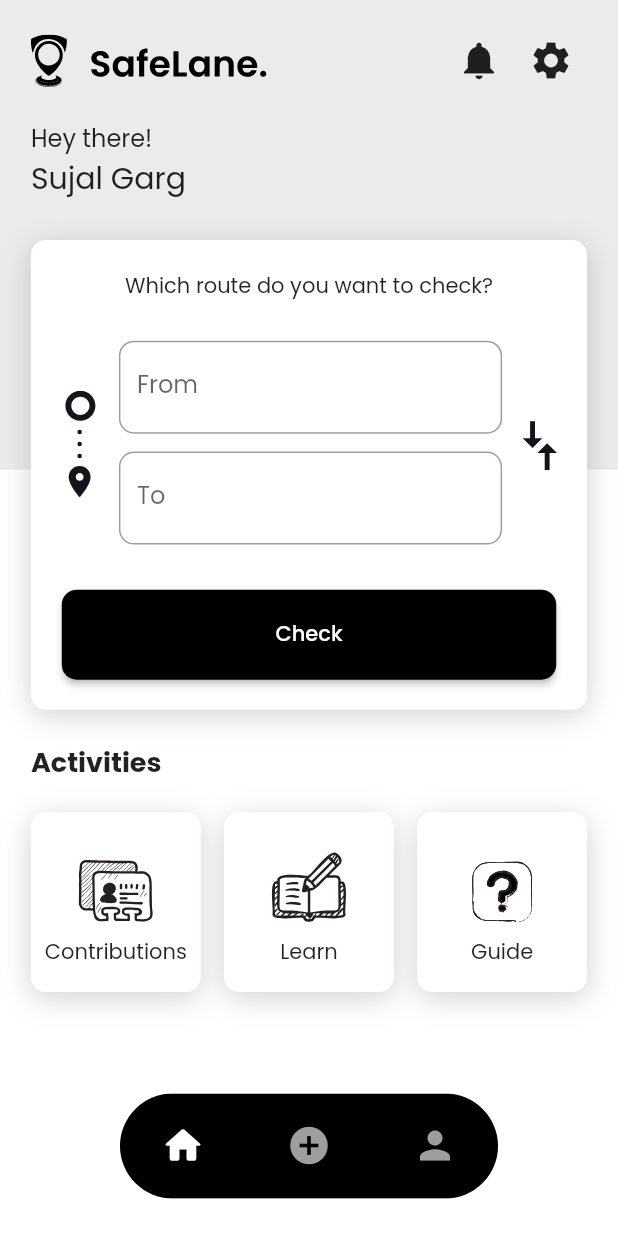
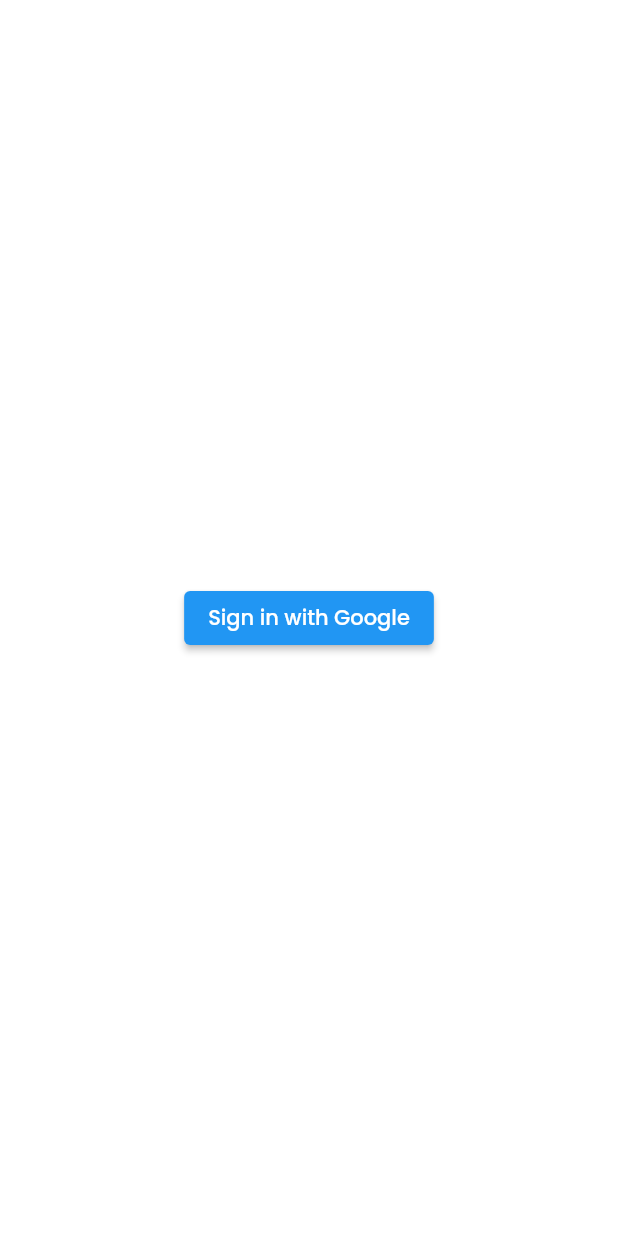
Before and after one commit to sushant102004/SafeLaneV2, a Flutter app: the screen it shows after launch, on a phone screen of 412 x 824 dp. Run offline on Flutter 3.47's test engine with Material 2 defaults, Android fonts, the phone set to English and light mode, and no system bars; our stand-ins replace cloud_firestore, firebase_auth, firebase_core, firebase_storage, flutter_native_splash, flutter_svg and 7 more; missing offline and left inert: custom_marker, flutter_polyline_points, geolocator_web; accounts and stored records are empty.

```diff
--- a/lib/authentication/fogotpassword.dart
+++ b/lib/authentication/fogotpassword.dart
@@ -22,7 +22,7 @@ class ForgotPassword extends StatelessWidget {
           leading: BackButton(
             color: Colors.black,
             onPressed:() {
-              Navigator.push(context, MaterialPageRoute(builder: (_)=>const loginScreen()),);
+              Navigator.push(context, MaterialPageRoute(builder: (_)=> loginScreen()),);
             },
           ),
         ),
--- /dev/null
+++ b/lib/authentication/google_auth.dart
@@ -0,0 +1,41 @@
+import 'package:firebase_auth/firebase_auth.dart';
+import 'package:flutter/material.dart';
+import 'package:flutter/src/widgets/framework.dart';
+import 'package:flutter/src/widgets/placeholder.dart';
+import 'package:google_sign_in/google_sign_in.dart';
+import 'package:safelane/tabs/home.dart';
+
+class GoogleAuth extends StatefulWidget {
+  const GoogleAuth({super.key});
+
+  @override
+  State<GoogleAuth> createState() => _GoogleAuthState();
+}
+
+class _GoogleAuthState extends State<GoogleAuth> {
+  @override
+  Widget build(BuildContext context) {
+    return Scaffold(
+      body: Center(
+        child: ElevatedButton(
+          child: const Text('Sign in with Google'),
+          onPressed: () async {
+            final GoogleSignInAccount? googleUser =
+                await GoogleSignIn().signIn();
+
+            final GoogleSignInAuthentication? googleAuth =
+                await googleUser?.authentication;
+
+            final credential = GoogleAuthProvider.credential(
+              accessToken: googleAuth?.accessToken,
+              idToken: googleAuth?.idToken,
+            );
+
+            Navigator.push(context,
+                MaterialPageRoute(builder: (context) => const HomePage()));
+          },
+        ),
+      ),
+    );
+  }
+}
--- a/lib/main.dart
+++ b/lib/main.dart
@@ -1,7 +1,9 @@
 import 'package:flutter/material.dart';
+import 'package:get/get.dart';
 import 'package:google_fonts/google_fonts.dart';
 import 'package:firebase_core/firebase_core.dart';
 import 'package:flutter_native_splash/flutter_native_splash.dart';
+import 'package:safelane/authentication/google_auth.dart';
 import 'package:safelane/authentication/login.dart';
 import 'package:safelane/tabs/home.dart';
 // import 'package:safelane/tabs/home.dart';
@@ -14,7 +16,7 @@ void main() async {
     options: DefaultFirebaseOptions.currentPlatform,
   );
   runApp(const MyApp());
-   FlutterNativeSplash.remove();
+  FlutterNativeSplash.remove();
 }
 
 class MyApp extends StatelessWidget {
@@ -22,14 +24,14 @@ class MyApp extends StatelessWidget {
 
   @override
   Widget build(BuildContext context) {
-    return MaterialApp(
+    return GetMaterialApp(
       debugShowCheckedModeBanner: false,
       theme: ThemeData(
           scaffoldBackgroundColor: Colors.white,
           textTheme: GoogleFonts.poppinsTextTheme(
             Theme.of(context).textTheme,
           )),
-      home: const HomePage(),
+      home: GoogleAuth(),
     );
   }
 }
--- a/lib/onBoarding/onbording.dart
+++ b/lib/onBoarding/onbording.dart
@@ -68,7 +68,7 @@ int currentIndex=0;
               child: ElevatedButton(
                   onPressed: (){
                     if(currentIndex==Demo_data.length-1){
-                      Navigator.pushReplacement(context, MaterialPageRoute(builder: (_)=>const loginScreen()),
+                      Navigator.pushReplacement(context, MaterialPageRoute(builder: (_)=> loginScreen()),
                       );
                     }
                     _pageController.nextPage(duration: const Duration(milliseconds: 300), curve: Curves.ease);
--- a/lib/tabs/componentshome/draggableItems.dart
+++ b/lib/tabs/componentshome/draggableItems.dart
@@ -54,7 +54,7 @@ class DraggableItems extends StatelessWidget {
               onTap: () {
                 FirebaseAuth.instance.signOut().then((value) {
                   Navigator.push(context,
-                      MaterialPageRoute(builder: (context) => const loginScreen()));
+                      MaterialPageRoute(builder: (context) => loginScreen()));
                 });
               },
               textLabel: 'Log Out',
--- a/lib/tabs/profile.dart
+++ b/lib/tabs/profile.dart
@@ -42,7 +42,7 @@ class _ProfileScreenState extends State<Profile> {
                       ],
                       image: const DecorationImage(
                         image: AssetImage(
-                          "assets/images/dog.jpg",
+                          "assets/images/pic.png",
                         ),
                       ),
                     ),
--- a/pubspec.yaml
+++ b/pubspec.yaml
@@ -42,8 +42,9 @@ dependencies:
   get: ^4.6.5
   google_fonts: ^3.0.1
   google_maps_flutter: ^2.0.6
-  google_sign_in: ^5.4.2
+  google_sign_in: ^5.4.4
   image_picker: ^0.8.6
+  custom_marker: ^1.0.0
   uuid: ^3.0.7
 
 dev_dependencies:
```
Also changed, not shown: lib/authentication/login.dart (+10 -9 lines), lib/authentication/signup.dart (+6 -6 lines), lib/controllers/image_controller/image_controller.dart (+20 -6 lines), lib/maps/maps_main.dart (+20 -5 lines), assets/images/logo.png (added), pubspec.lock, 1 other file.
